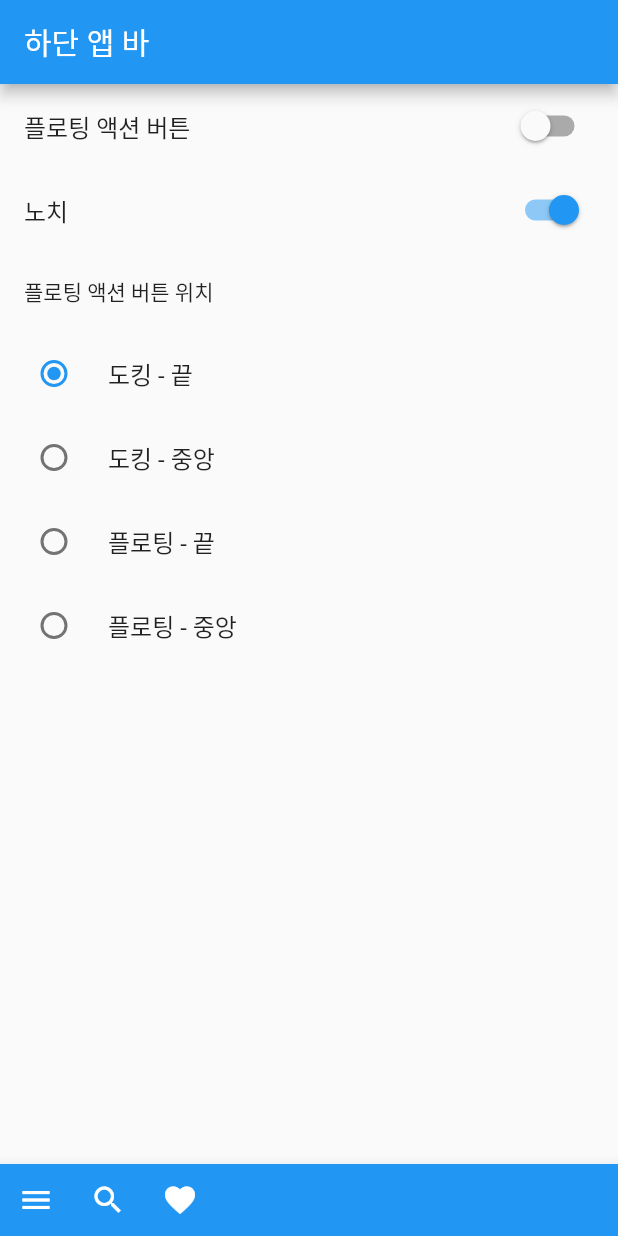
After one commit to mbkim95/flutter-tutorial, a Flutter app: the BottomAppBarDemo screen opened by its route, after a tap on "플로팅 액션 버튼", on a phone screen of 412 x 824 dp. The commit adds this screen. Run offline on Flutter 3.47's test engine with Material 2 defaults, Android fonts, the phone set to English and light mode, and no system bars.

Commit message:
Add Bottom App Bar Demo

```diff
--- /dev/null
+++ b/lib/bottom_app_bar_demo.dart
@@ -0,0 +1,162 @@
+import 'package:flutter/material.dart';
+
+class BottomAppBarDemo extends StatefulWidget {
+  const BottomAppBarDemo({Key? key}) : super(key: key);
+
+  @override
+  _BottomAppBarDemoState createState() => _BottomAppBarDemoState();
+}
+
+class _BottomAppBarDemoState extends State<BottomAppBarDemo>
+    with RestorationMixin {
+  final RestorableBool _showFab = RestorableBool(true);
+  final RestorableBool _showNotch = RestorableBool(true);
+  final RestorableInt _currentFabLocation = RestorableInt(0);
+
+  @override
+  String? get restorationId => 'bottom_app_bar_demo';
+
+  @override
+  void restoreState(RestorationBucket? oldBucket, bool initialRestore) {
+    registerForRestoration(_showFab, 'show_fab');
+    registerForRestoration(_showNotch, 'show_notch');
+    registerForRestoration(_currentFabLocation, 'fab_location');
+  }
+
+  @override
+  void dispose() {
+    _showFab.dispose();
+    _showNotch.dispose();
+    _currentFabLocation.dispose();
+    super.dispose();
+  }
+
+  static const List<FloatingActionButtonLocation> _fabLocations = [
+    FloatingActionButtonLocation.endDocked,
+    FloatingActionButtonLocation.centerDocked,
+    FloatingActionButtonLocation.endFloat,
+    FloatingActionButtonLocation.centerFloat,
+  ];
+
+  void _onShowNotchChanged(bool value) {
+    setState(() {
+      _showNotch.value = value;
+    });
+  }
+
+  void _onShowFabChanged(bool value) {
+    setState(() {
+      _showFab.value = value;
+    });
+  }
+
+  void _onFabLocationChanged(int value) {
+    setState(() {
+      _currentFabLocation.value = value;
+    });
+  }
+
+  @override
+  Widget build(BuildContext context) {
+    return Scaffold(
+      appBar: AppBar(
+        automaticallyImplyLeading: false,
+        title: Text('하단 앱 바'),
+      ),
+      body: ListView(
+        padding: const EdgeInsets.only(bottom: 88),
+        children: [
+          SwitchListTile(
+            value: _showFab.value,
+            onChanged: _onShowFabChanged,
+            title: Text('플로팅 액션 버튼'),
+          ),
+          SwitchListTile(
+            value: _showNotch.value,
+            onChanged: _onShowNotchChanged,
+            title: Text('노치'),
+          ),
+          Padding(
+            padding: const EdgeInsets.all(16),
+            child: Text('플로팅 액션 버튼 위치'),
+          ),
+          RadioListTile<int>(
+            value: 0,
+            groupValue: _currentFabLocation.value,
+            onChanged: (value) => _onFabLocationChanged(value ?? 0),
+            title: Text('도킹 - 끝'),
+          ),
+          RadioListTile<int>(
+            value: 1,
+            groupValue: _currentFabLocation.value,
+            onChanged: (value) => _onFabLocationChanged(value ?? 0),
+            title: Text('도킹 - 중앙'),
+          ),
+          RadioListTile<int>(
+            value: 2,
+            groupValue: _currentFabLocation.value,
+            onChanged: (value) => _onFabLocationChanged(value ?? 0),
+            title: Text('플로팅 - 끝'),
+          ),
+          RadioListTile<int>(
+            value: 3,
+            groupValue: _currentFabLocation.value,
+            onChanged: (value) => _onFabLocationChanged(value ?? 0),
+            title: Text('플로팅 - 중앙'),
+          ),
+        ],
+      ),
+      floatingActionButton: _showFab.value
+          ? FloatingActionButton(
+              onPressed: () {}, tooltip: '만들기', child: const Icon(Icons.add))
+          : null,
+      floatingActionButtonLocation: _fabLocations[_currentFabLocation.value],
+      bottomNavigationBar: _DemoBottomAppBar(
+          fabLocation: _fabLocations[_currentFabLocation.value],
+          shape: _showNotch.value ? CircularNotchedRectangle() : null),
+    );
+  }
+}
+
+class _DemoBottomAppBar extends StatelessWidget {
+  final FloatingActionButtonLocation fabLocation;
+  final NotchedShape? shape;
+
+  const _DemoBottomAppBar({required this.fabLocation, required this.shape});
+
+  static final centerLocations = [
+    FloatingActionButtonLocation.centerDocked,
+    FloatingActionButtonLocation.centerFloat
+  ];
+
+  @override
+  Widget build(BuildContext context) {
+    return BottomAppBar(
+      color: Theme.of(context).colorScheme.primary,
+      shape: shape,
+      child: IconTheme(
+        data: IconThemeData(color: Theme.of(context).colorScheme.onPrimary),
+        child: Row(
+          children: [
+            IconButton(
+              onPressed: () {},
+              icon: Icon(Icons.menu),
+              tooltip: '탐색 메뉴 열기',
+            ),
+            if (centerLocations.contains(fabLocation)) const Spacer(),
+            IconButton(
+              onPressed: () {},
+              icon: Icon(Icons.search),
+              tooltip: '검색',
+            ),
+            IconButton(
+              onPressed: () {},
+              icon: Icon(Icons.favorite),
+              tooltip: '즐겨찾기',
+            ),
+          ],
+        ),
+      ),
+    );
+  }
+}
--- a/lib/main.dart
+++ b/lib/main.dart
@@ -1,5 +1,6 @@
 import 'package:flutter/material.dart';
 import 'package:flutter/rendering.dart';
+import 'package:flutter_gallery/bottom_app_bar_demo.dart';
 
 import 'app_bar_demo.dart';
 import 'banner_demo.dart';
@@ -19,6 +20,7 @@ class MyApp extends StatelessWidget {
         '/': (_) => DemoPage(),
         '/app_bar': (_) => AppBarDemo(),
         '/banner': (_) => BannerDemo(),
+        '/bottom_app_bar': (_) => BottomAppBarDemo(),
       },
     );
   }
@@ -38,7 +40,8 @@ class DemoPage extends StatelessWidget {
         children: [
           _renderHeader("Material"),
           _renderDemoItem(context, "App bar Demo", "/app_bar"),
-          _renderDemoItem(context, "Banner Demo", "/banner")
+          _renderDemoItem(context, "Banner Demo", "/banner"),
+          _renderDemoItem(context, "Bottom App bar Demo", "/bottom_app_bar"),
         ],
       ),
     );
```
